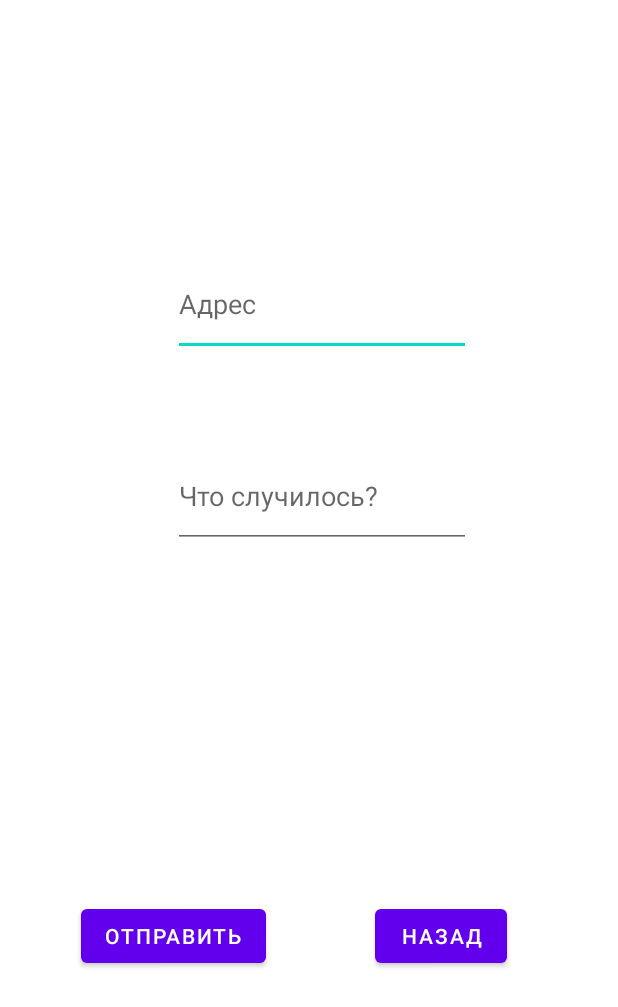
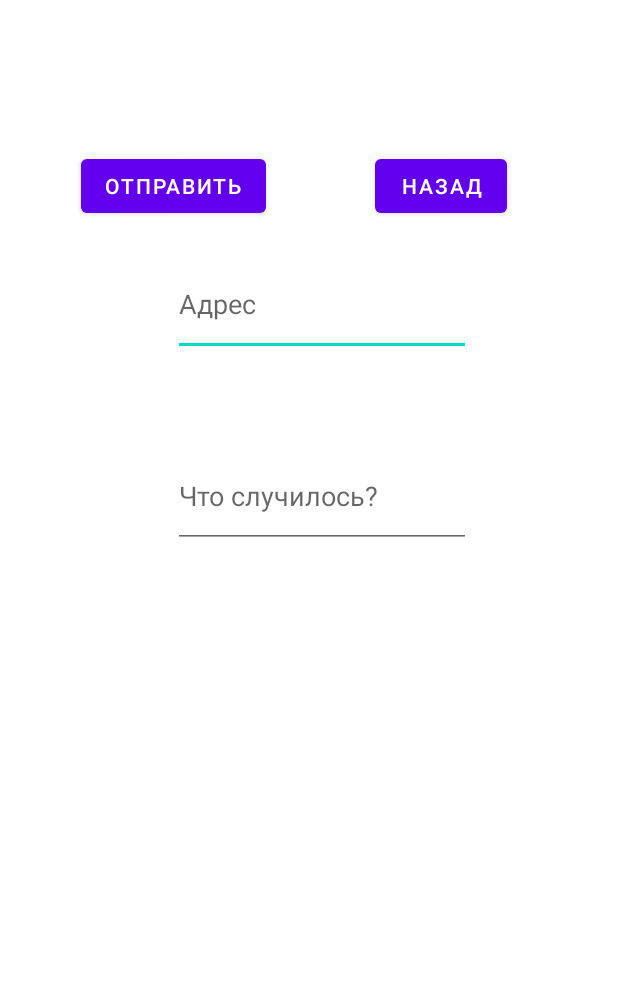
Before and after one commit to Vladomon800/gpshelp2, an Android app: the CallinfoActivity screen opened directly, with no data from a screen before it, after a tap on "ОТПРАВИТЬ", on a phone screen of 412 x 824 dp. Shown: the top 1007 px of the screen. Run offline under Robolectric (Android 15) with nearby library versions, the phone set to English and light mode, and no system bars.

```diff
--- a/app/src/main/java/com/example/gpshelp2/CallinfoActivity.java
+++ b/app/src/main/java/com/example/gpshelp2/CallinfoActivity.java
@@ -13,6 +13,7 @@ import android.widget.ArrayAdapter;
 import android.widget.Button;
 import android.widget.EditText;
 import android.widget.ListView;
+import android.widget.Toast;
 
 import com.example.gpshelp2.server.LaptopServer;
 import com.google.android.material.textfield.TextInputEditText;
@@ -72,8 +73,13 @@ public class CallinfoActivity extends AppCompatActivity {
             @Override
             public void run() {
                 try {
+                    if (textadress.getText().toString().isEmpty() ||  textinfo.getText().toString().isEmpty()){
+                        Toast.makeText(CallinfoActivity.this, "Fields cannot be empty", Toast.LENGTH_SHORT).show();
+                    } else { mServer.sendData(textadress.getText().toString().getBytes());
+                        mServer.sendData( textinfo.getText().toString().getBytes());
                     /* отправляем на сервер данные */
-                    mServer.sendData("Send text to server".getBytes());
+                   // mServer.sendData("Send text to server".getBytes());
+                    }
                 } catch (Exception e) {
                     Log.e(LOG_TAG, e.getMessage());
                 }
--- a/app/src/main/java/com/example/gpshelp2/server/LaptopServer.java
+++ b/app/src/main/java/com/example/gpshelp2/server/LaptopServer.java
@@ -7,8 +7,8 @@ import java.net.Socket;
 
 public class LaptopServer {
     private static final String LOG_TAG = "myServerApp"; // ip адрес сервера, который принимает соединения
-    private String mServerName = "192.168.43.21"; // номер порта, на который сервер принимает соединения
-    private int mServerPort = 6789; // сокет, через которий приложения общается с сервером
+    private String mServerName = "192.168.1.81"; // номер порта, на который сервер принимает соединения
+    private int mServerPort = 1111; // сокет, через которий приложения общается с сервером
     private Socket mSocket = null;
 
     public LaptopServer() {
--- a/app/src/main/res/layout/activity_callinfo.xml
+++ b/app/src/main/res/layout/activity_callinfo.xml
@@ -46,7 +46,7 @@
             android:layout_width="wrap_content"
             android:layout_height="wrap_content"
             android:layout_marginStart="54dp"
-            android:layout_marginTop="600dp"
+            android:layout_marginTop="100dp"
             android:layout_marginEnd="79dp"
             android:text="Отправить"
             app:layout_constraintEnd_toEndOf="parent"
@@ -58,7 +58,7 @@
             android:layout_width="wrap_content"
             android:layout_height="wrap_content"
             android:layout_marginStart="250dp"
-            android:layout_marginTop="600dp"
+            android:layout_marginTop="100dp"
             android:layout_marginEnd="54dp"
             android:text="Назад"
             app:layout_constraintEnd_toStartOf="@+id/send"
```
